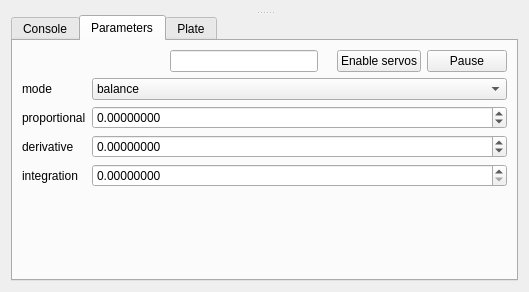
Qt form control.ui (trnila/balancer_debugger) before a commit.
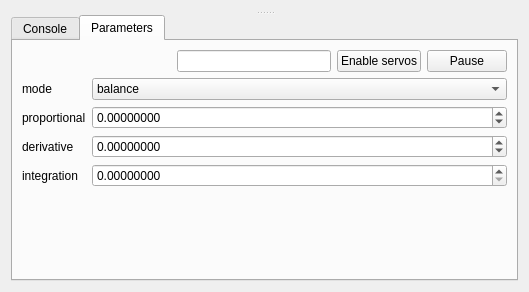
The same form after that commit.

Commit message: Removed plane

```diff
--- a/control.ui
+++ b/control.ui
@@ -75,13 +75,6 @@
           <item>
            <widget class="QLineEdit" name="cmd"/>
           </item>
-          <item>
-           <widget class="QLabel" name="current">
-            <property name="text">
-             <string/>
-            </property>
-           </widget>
-          </item>
           <item>
            <widget class="QPushButton" name="enableServos">
             <property name="text">
@@ -190,12 +183,6 @@
         </item>
        </layout>
       </widget>
-      <widget class="QWidget" name="plane">
-       <attribute name="title">
-        <string>Plate</string>
-       </attribute>
-       <layout class="QVBoxLayout" name="verticalLayout_6"/>
-      </widget>
      </widget>
     </widget>
    </item>
```
The commit also changes 3 other files.
